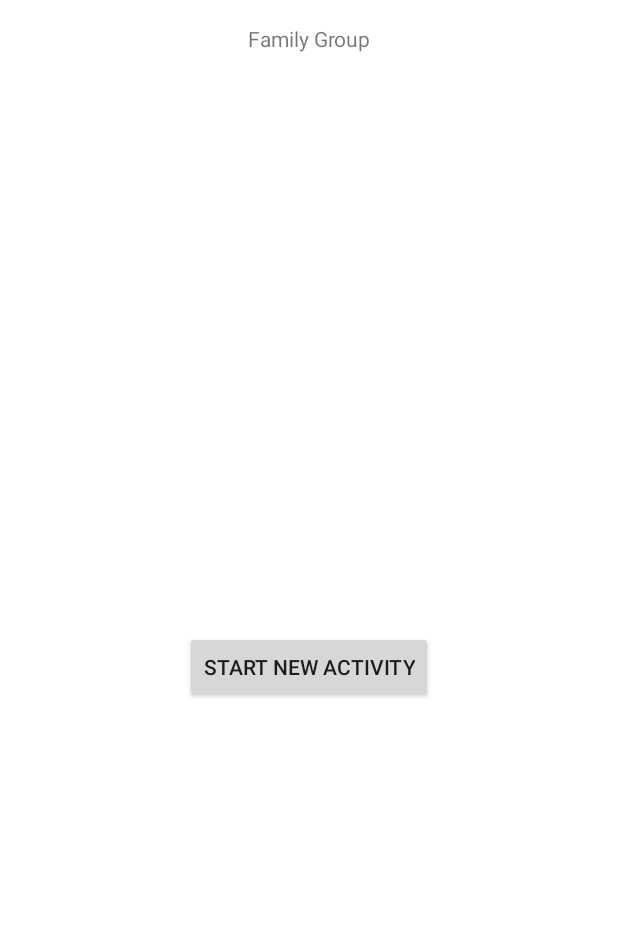
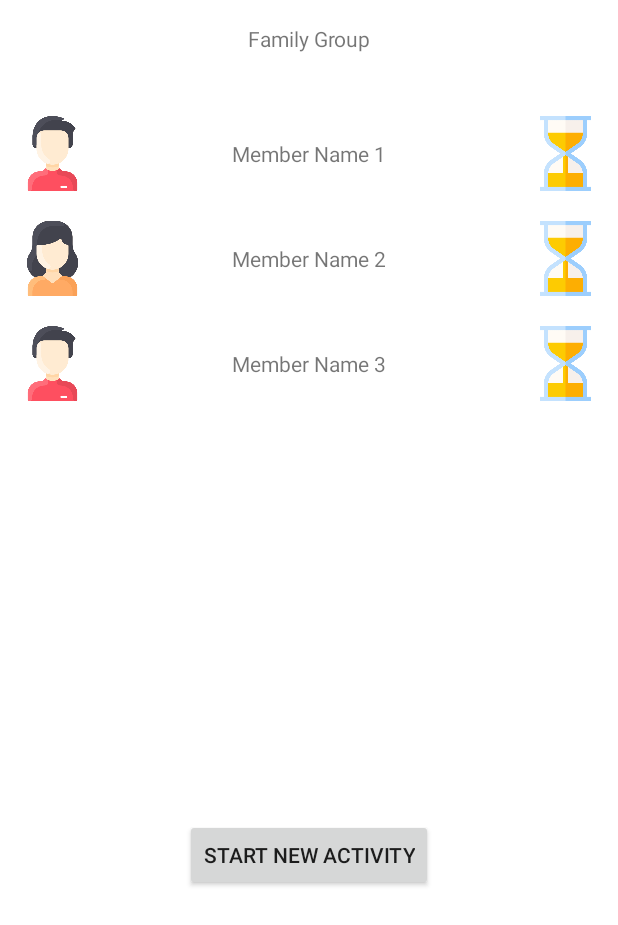
Before and after one commit to joshspitzerresnick/what2do, an Android app: the GroupActivity screen opened directly, with no data from a screen before it, on a phone screen of 412 x 824 dp. Shown: the top 925 px of the screen. Run offline under Robolectric (Android 15) with nearby library versions, the phone set to English and light mode, and no system bars.

Commit message:
recyclerview for group members

```diff
--- a/what2do/app/src/main/java/com/example/what2do/activities/GroupActivity.java
+++ b/what2do/app/src/main/java/com/example/what2do/activities/GroupActivity.java
@@ -12,6 +12,8 @@ import androidx.fragment.app.Fragment;
 import androidx.fragment.app.FragmentActivity;
 import androidx.fragment.app.FragmentManager;
 import androidx.lifecycle.ViewModelProvider;
+import androidx.recyclerview.widget.LinearLayoutManager;
+import androidx.recyclerview.widget.RecyclerView;
 
 import com.example.what2do.R;
 import com.example.what2do.fragments.FinishedFactorsFragment;
@@ -22,6 +24,11 @@ import com.example.what2do.fragments.StartFactorsFragment;
 import com.example.what2do.fragments.StartActivityFragment;
 import com.example.what2do.fragments.StartSwipeActivityFragment;
 import com.example.what2do.fragments.StartSwipeGenreFragment;
+import com.example.what2do.model.Member;
+import com.example.what2do.model.MemberAdapter;
+
+import java.util.ArrayList;
+import java.util.List;
 
 enum GroupState {
     IDLE,
@@ -43,6 +50,9 @@ public class GroupActivity extends FragmentActivity implements View.OnClickListe
             "Sibling Group",
             "Friend Group"
     };
+
+    private RecyclerView memberRecyclerView;
+    private List<Member> memberList;
 
     private GroupState userState;
 
@@ -77,6 +87,20 @@ public class GroupActivity extends FragmentActivity implements View.OnClickListe
         TextView groupTitle = findViewById(R.id.group_title);
         groupTitle.setText(GROUP_NAMES[intent.getIntExtra(ProfileActivity.GROUP_ID, 0)]);
 
+        memberRecyclerView = (RecyclerView)findViewById(R.id.member_list);
+        memberRecyclerView.setHasFixedSize(true);
+        memberRecyclerView.setLayoutManager(new LinearLayoutManager(this));
+        Log.d("AA", memberRecyclerView.toString());
+
+        memberList = new ArrayList<>();
+        memberList.add(new Member("Member Name 1", R.drawable.man, R.drawable.group_wait));
+        memberList.add(new Member("Member Name 2", R.drawable.woman, R.drawable.group_wait));
+        memberList.add(new Member("Member Name 3", R.drawable.man, R.drawable.group_wait));
+
+        MemberAdapter adapter = new MemberAdapter(this, memberList);
+        memberRecyclerView.setAdapter(adapter);
+
+
         startActivityFragment = new StartActivityFragment();
         startFactorsFragment = new StartFactorsFragment();
         finishedFactorsFragment = new FinishedFactorsFragment();
@@ -90,9 +114,9 @@ public class GroupActivity extends FragmentActivity implements View.OnClickListe
                 .add(R.id.fragment_container, startActivityFragment, "")
                 .commit();
 
+        //fragmentState allows fragments to send messages to this activity
         fragmentState = new ViewModelProvider(this).get(FragmentState.class);
         fragmentState.getState().observe(this, state -> {
-            // Perform an action with the latest item data
             switch(state) {
                 case START_ACTIVITY_PRESSED:
                     setUserState(GroupState.FACTORS_STARTED);
@@ -151,12 +175,14 @@ public class GroupActivity extends FragmentActivity implements View.OnClickListe
             if (resultCode == RESULT_OK) {
                 setUserState(GroupState.SWIPE_GENRE_FINISHED);
             } else {
+                //if back is pressed, show the fragment with "swipe" button
                 setUserState(GroupState.SWIPE_GENRE);
             }
         } else if(requestCode == SWIPE_ACTIVITY_REQUEST) {
             if (resultCode == RESULT_OK) {
                 setUserState(GroupState.SWIPE_ACTIVITY_FINISHED);
             } else {
+                //if back is pressed, show the fragment with "swipe" button
                 setUserState(GroupState.SWIPE_ACTIVITY);
             }
         } else if(requestCode == MATCHES_REQUEST) {
@@ -211,6 +237,7 @@ public class GroupActivity extends FragmentActivity implements View.OnClickListe
                 setFragment(finishedSwipeGenreFragment);
                 //wait until all group members are finished, go to next swipe state
                 //setUserStateDelayed(GroupState.SWIPE_ACTIVITY_STARTED, 2000);
+                //this is instead called after pressing "ready up"
                 break;
             case SWIPE_ACTIVITY:
                 setFragment(startSwipeActivityFragment);
@@ -224,6 +251,7 @@ public class GroupActivity extends FragmentActivity implements View.OnClickListe
                 setFragment(finishedSwipeActivityFragment);
                 //wait until all group members are finished, go to next swipe state
                 //setUserStateDelayed(GroupState.MATCHES, 2000);
+                //this is instead called after pressing "ready up"
                 break;
             case MATCHES:
                 intent = new Intent(this, MatchesActivity.class);
--- /dev/null
+++ b/what2do/app/src/main/java/com/example/what2do/model/Member.java
@@ -0,0 +1,24 @@
+package com.example.what2do.model;
+
+public class Member {
+    private String name;
+    private int image, icon;
+
+    public Member(String name, int image, int icon) {
+        this.name = name;
+        this.image = image;
+        this.icon = icon;
+    }
+
+    public String getName() {
+        return name;
+    }
+
+    public int getImage() {
+        return image;
+    }
+
+    public int getIcon() {
+        return icon;
+    }
+}
--- /dev/null
+++ b/what2do/app/src/main/java/com/example/what2do/model/MemberAdapter.java
@@ -0,0 +1,70 @@
+package com.example.what2do.model;
+
+import android.content.Context;
+import android.util.Log;
+import android.view.LayoutInflater;
+import android.view.View;
+import android.view.ViewGroup;
+import android.widget.ImageView;
+import android.widget.TextView;
+
+import androidx.annotation.NonNull;
+import androidx.recyclerview.widget.RecyclerView;
+
+import com.example.what2do.R;
+
+import java.util.List;
+
+public class MemberAdapter extends RecyclerView.Adapter<MemberAdapter.MemberViewHolder> {
+    //this context we will use to inflate the layout
+    private Context mCtx;
+
+    //we are storing all the products in a list
+    private List<Member> memberList;
+
+    //getting the context and product list with constructor
+    public MemberAdapter(Context mCtx, List<Member> memberList) {
+        this.mCtx = mCtx;
+        this.memberList = memberList;
+        Log.d("AA", memberList.size() + "");
+    }
+
+    @NonNull
+    @Override
+    public MemberViewHolder onCreateViewHolder(@NonNull ViewGroup parent, int viewType) {
+        //inflating and returning our view holder
+        LayoutInflater inflater = LayoutInflater.from(mCtx);
+        View view = inflater.inflate(R.layout.group_member, null);
+        return new MemberViewHolder(view);
+    }
+
+    @Override
+    public void onBindViewHolder(@NonNull MemberViewHolder holder, int position) {
+        //getting the product of the specified position
+        Member member = memberList.get(position);
+        Log.d("AA", member.getName());
+        //binding the data with the viewholder views
+        holder.memberName.setText(member.getName());
+        holder.memberImage.setImageResource(member.getImage());
+        holder.memberIcon.setImageResource(member.getIcon());
+    }
+
+    @Override
+    public int getItemCount() {
+        return memberList.size();
+    }
+
+
+    class MemberViewHolder extends RecyclerView.ViewHolder {
+        TextView memberName;
+        ImageView memberImage, memberIcon;
+
+        public MemberViewHolder(@NonNull View itemView) {
+            super(itemView);
+
+            memberName = itemView.findViewById(R.id.member_name);
+            memberImage = itemView.findViewById(R.id.member_image);
+            memberIcon = itemView.findViewById(R.id.member_icon);
+        }
+    }
+}
--- a/what2do/app/src/main/res/layout/activity_group.xml
+++ b/what2do/app/src/main/res/layout/activity_group.xml
@@ -16,16 +16,25 @@
         app:layout_constraintStart_toStartOf="parent"
         app:layout_constraintTop_toTopOf="parent" />
 
+    <androidx.recyclerview.widget.RecyclerView
+        android:id="@+id/member_list"
+        android:layout_width="match_parent"
+        android:layout_marginTop="32dp"
+        android:layout_height="250dp"
+        app:layout_constraintTop_toBottomOf="@+id/group_title"
+        app:layout_constraintEnd_toEndOf="parent"
+        app:layout_constraintStart_toStartOf="parent" />
+
     <LinearLayout
         android:id="@+id/fragment_container"
         android:layout_width="match_parent"
         android:layout_height="0dp"
-        android:layout_marginTop="32dp"
+        android:layout_marginTop="0dp"
         android:orientation="horizontal"
         app:layout_constraintBottom_toBottomOf="parent"
         app:layout_constraintEnd_toEndOf="parent"
         app:layout_constraintStart_toStartOf="parent"
-        app:layout_constraintTop_toBottomOf="@+id/group_title"></LinearLayout>
+        app:layout_constraintTop_toBottomOf="@+id/member_list"></LinearLayout>
 
     <ImageView
         android:id="@+id/imageView3"
--- /dev/null
+++ b/what2do/app/src/main/res/layout/group_member.xml
@@ -0,0 +1,40 @@
+<?xml version="1.0" encoding="utf-8"?>
+<LinearLayout
+    xmlns:android="http://schemas.android.com/apk/res/android"
+    xmlns:app="http://schemas.android.com/apk/res-auto"
+    xmlns:tools="http://schemas.android.com/tools"
+    android:layout_width="match_parent"
+    android:layout_height="wrap_content"
+    android:orientation="vertical" >
+
+    <RelativeLayout
+        android:layout_width="match_parent"
+        android:layout_height="match_parent"
+        android:layout_margin="10dp" >
+
+        <ImageView
+            android:id="@+id/member_image"
+            android:layout_width="50dp"
+            android:layout_height="50dp"
+            android:layout_alignParentStart="true"
+            android:layout_alignParentLeft="true"
+            android:layout_centerVertical="true"
+            tools:srcCompat="@drawable/man" />
+
+        <TextView
+            android:id="@+id/member_name"
+            android:layout_width="wrap_content"
+            android:layout_height="wrap_content"
+            android:layout_centerInParent="true"
+            android:text="Member Name" />
+
+        <ImageView
+            android:id="@+id/member_icon"
+            android:layout_width="50dp"
+            android:layout_height="50dp"
+            android:layout_alignParentEnd="true"
+            android:layout_alignParentRight="true"
+            android:layout_centerVertical="true"
+            app:srcCompat="@drawable/group_wait" />
+    </RelativeLayout>
+</LinearLayout>
```
Also changed, not shown: what2do/app/src/main/res/drawable-v24/group_wait.png (added), what2do/app/src/main/res/drawable-v24/man.png (added), what2do/app/src/main/res/drawable-v24/woman.png (added).
